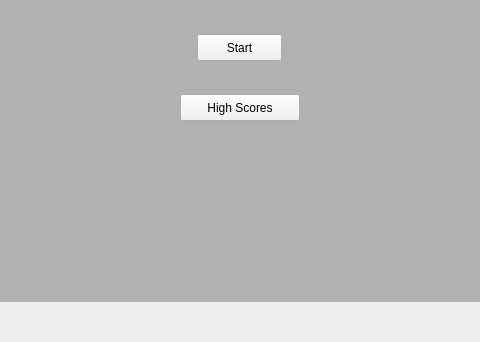
Before: the Qt Designer form titlescreen.ui in bstee615/project, drawn with Qt 5; both pictures show x 265 to 745 and y 426 to 768 of the 1024 by 768 pixel window.
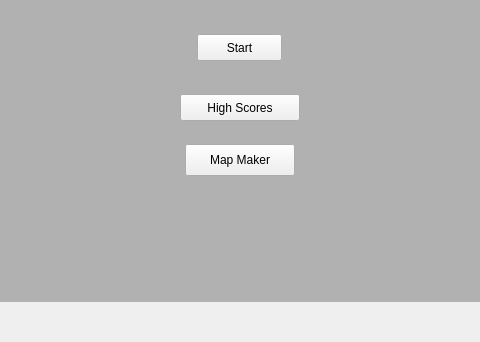
After: the same form once the commit is applied. Icons and pictures are not drawn.

```diff
--- a/titlescreen.ui
+++ b/titlescreen.ui
@@ -93,11 +93,25 @@
     <string>High Scores</string>
    </property>
   </widget>
+  <widget class="QPushButton" name="pushButton">
+   <property name="geometry">
+    <rect>
+     <x>450</x>
+     <y>570</y>
+     <width>110</width>
+     <height>32</height>
+    </rect>
+   </property>
+   <property name="text">
+    <string>Map Maker</string>
+   </property>
+  </widget>
   <zorder>lblBackground</zorder>
   <zorder>label</zorder>
   <zorder>btnStart</zorder>
   <zorder>label_2</zorder>
   <zorder>lblHighScores</zorder>
+  <zorder>pushButton</zorder>
  </widget>
  <resources>
   <include location="resources.qrc"/>
```
